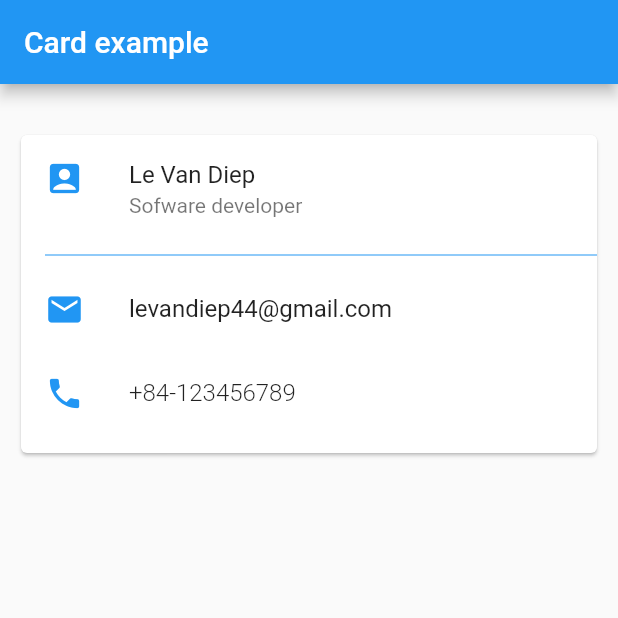
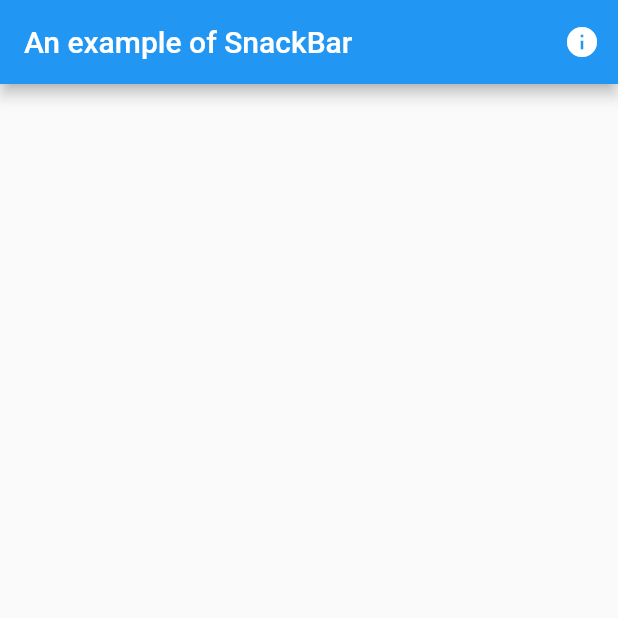
Before and after one commit to dieptran43/Flutter_Learning, a Flutter app: the screen it shows after launch, on a phone screen of 412 x 824 dp, the top half of it. Run offline on Flutter 3.47's test engine with Material 2 defaults, Android fonts, the phone set to English and light mode, and no system bars.

Commit message:
Demo an snackbar example

```diff
--- a/lib/main.dart
+++ b/lib/main.dart
@@ -3,54 +3,39 @@
  LE VAN DIEP
  */
 import 'package:flutter/material.dart';
-
-void main() =>runApp(new MyApp());
+void main()=> runApp(new MyApp());
 
 class MyApp extends StatelessWidget{
+ final GlobalKey<ScaffoldState> _scaffoldKey = new GlobalKey<ScaffoldState>();
+  _showSnackBar(){
+    print('Show Snackbar here...');
+    final snackBar = new SnackBar(
+      content: new Text('This is a SnackBar'),
+      duration: new Duration(seconds: 3),
+      backgroundColor: Colors.black,
+      action: new SnackBarAction(label: "OK",onPressed: (){
+        print('Button OK cliked!!!');
+      },),
+    );
+    _scaffoldKey.currentState.showSnackBar(snackBar);
+  }
+
   @override
   Widget build(BuildContext context){
-    var card = new Card(
-      child: new Column(
-        children: <Widget>[
-          new ListTile(
-            leading: new Icon(Icons.account_box, color: Colors.blue, size: 26.0,),
-            title: new Text("Le Van Diep", style: new TextStyle(fontWeight: FontWeight.w400)),
-            subtitle: new Text("Sofware developer"),
-          ),
-          new Divider(color: Colors.blue,indent: 16.0),
-          new ListTile(
-            leading: new Icon(Icons.email, color: Colors.blue, size:26.0),
-            title: new Text("levandiep44@gmail.com", style: new TextStyle(fontWeight: FontWeight.w400),),
-          ),
-          new ListTile(
-            leading: new Icon(Icons.phone, color: Colors.blue, size: 26.0,),
-            title: new Text("+84-123456789", style: new TextStyle(fontWeight: FontWeight.w300),),
-          )
-        ],
+    return new MaterialApp(
+      title: 'SnackBar example',
+      home: new Scaffold(
+        key: _scaffoldKey,
+        appBar: new AppBar(
+          title: new Text('An example of SnackBar'),
+          actions: <Widget>[
+            new IconButton(
+              icon: new Icon(Icons.info),
+              onPressed: _showSnackBar,
+            )
+          ],
+        ),
       ),
-    );
-
-    final sizeBox = new Container(
-      margin: new EdgeInsets.only(top: 30.0, left: 10.0, right: 10.0),
-      child: new SizedBox(
-        height: 220.0,
-        child: card,
-      ),
-    );
-
-    final center = new Center(
-      child: sizeBox,
-    );
-
-    return new MaterialApp(
-      title: "",
-      home: new Scaffold(
-        appBar: new AppBar(
-          title: new Text("Card example"),
-        ),
-        body: sizeBox,
-      ),
-
     );
   }
 }
```
